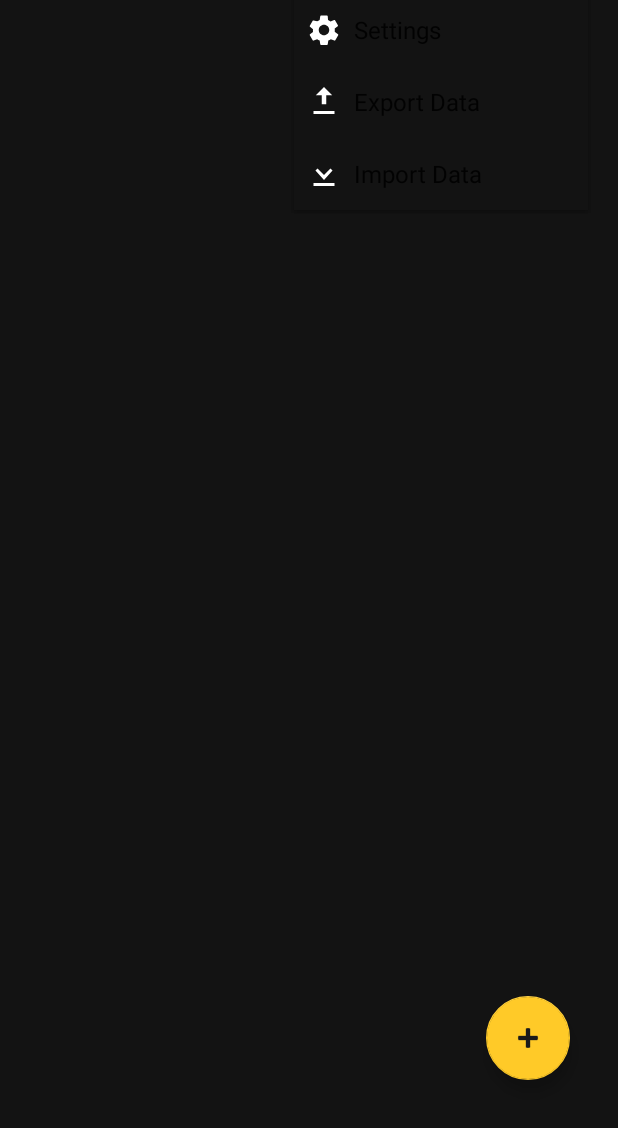
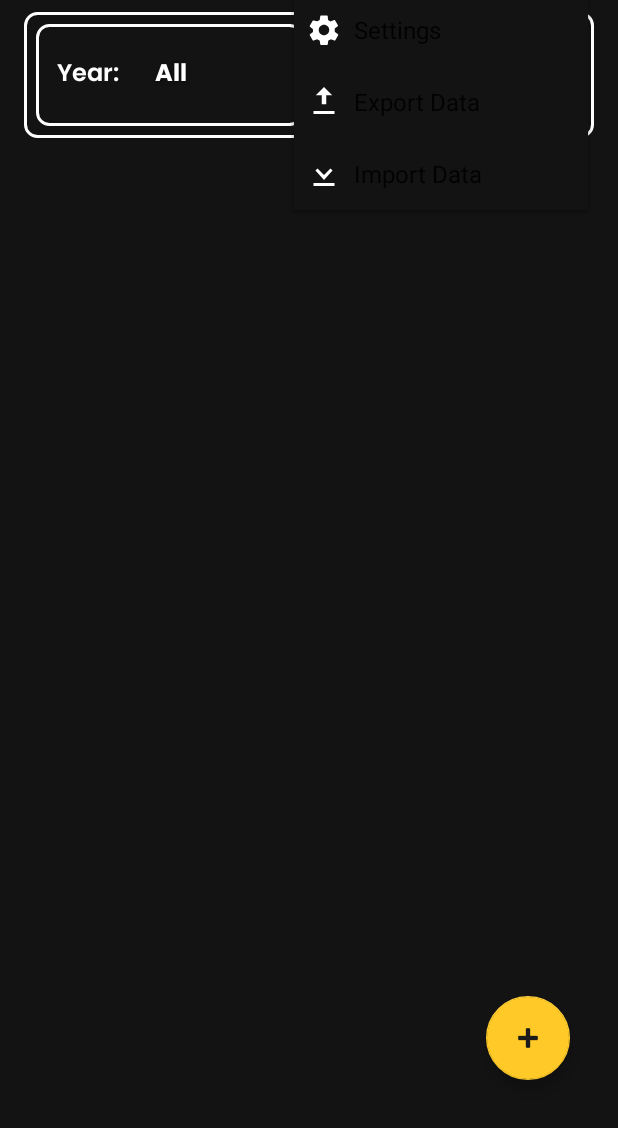
Before and after one commit to zahura0/Budget_Mate, an Android app: the screen it shows after launch (MainActivity), with the options menu open, on a phone screen of 412 x 824 dp, the part 108-1236 px from its top. Run offline under Robolectric (Android 15) with nearby library versions, the phone set to English and light mode, and no system bars.

Commit message:
add filter option

```diff
--- a/app/src/main/java/com/example/act3test/FinanceViewModel.kt
+++ b/app/src/main/java/com/example/act3test/FinanceViewModel.kt
@@ -6,11 +6,17 @@ import androidx.lifecycle.LiveData
 import androidx.lifecycle.MutableLiveData
 import androidx.lifecycle.viewModelScope
 import kotlinx.coroutines.launch
+import java.text.SimpleDateFormat
+import java.util.Calendar
+import java.util.Locale
 
 class FinanceViewModel(application: Application) : AndroidViewModel(application) {
     private val repository = FinanceRepository(application)
     private val _transactions = MutableLiveData<List<Transaction>>(emptyList())
     val transactions: LiveData<List<Transaction>> get() = _transactions
+
+    private var selectedYear: Int? = null
+    private var selectedMonth: Int? = null // Month is 0-based (0 = January, 11 = December)
 
     init {
         loadData()
@@ -18,19 +24,53 @@ class FinanceViewModel(application: Application) : AndroidViewModel(application)
 
     private fun loadData() {
         viewModelScope.launch {
-            _transactions.postValue(repository.loadTransactions())
+            val allTransactions = repository.loadTransactions()
+            _transactions.postValue(filterTransactions(allTransactions))
+        }
+    }
+
+    fun setFilter(year: Int?, month: Int?) {
+        selectedYear = year
+        selectedMonth = month
+        viewModelScope.launch {
+            val allTransactions = repository.loadTransactions()
+            _transactions.postValue(filterTransactions(allTransactions))
+        }
+    }
+
+    private fun filterTransactions(transactions: List<Transaction>): List<Transaction> {
+        return transactions.filter { transaction ->
+            try {
+                // Parse the date string (assuming format "yyyy-MM-dd")
+                val dateFormat = SimpleDateFormat("yyyy-MM-dd", Locale.US)
+                val date = dateFormat.parse(transaction.date) ?: return@filter false
+                val calendar = Calendar.getInstance().apply {
+                    time = date
+                }
+                val transactionYear = calendar.get(Calendar.YEAR)
+                val transactionMonth = calendar.get(Calendar.MONTH) // 0-based
+
+                val yearMatches = selectedYear?.let { it == transactionYear } ?: true
+                val monthMatches = selectedMonth?.let { it == transactionMonth } ?: true
+
+                yearMatches && monthMatches
+            } catch (e: Exception) {
+                // Log error for debugging
+                println("Invalid date format for transaction ${transaction.id}: ${transaction.date}")
+                false // Skip transactions with invalid date formats
+            }
         }
     }
 
     fun addTransaction(transaction: Transaction) {
         val updatedList = (_transactions.value ?: emptyList()) + transaction
-        _transactions.postValue(updatedList)
+        _transactions.postValue(filterTransactions(updatedList))
         viewModelScope.launch { repository.saveTransactions(updatedList) }
     }
 
     fun addTransactions(newTransactions: List<Transaction>) {
         val updatedList = (_transactions.value ?: emptyList()) + newTransactions
-        _transactions.postValue(updatedList)
+        _transactions.postValue(filterTransactions(updatedList))
         viewModelScope.launch { repository.saveTransactions(updatedList) }
     }
 
@@ -38,13 +78,13 @@ class FinanceViewModel(application: Application) : AndroidViewModel(application)
         val updatedList = (_transactions.value ?: emptyList()).map {
             if (it.id == updatedTransaction.id) updatedTransaction else it
         }
-        _transactions.postValue(updatedList)
+        _transactions.postValue(filterTransactions(updatedList))
         viewModelScope.launch { repository.saveTransactions(updatedList) }
     }
 
     fun deleteTransaction(transaction: Transaction) {
         val updatedList = (_transactions.value ?: emptyList()).filter { it.id != transaction.id }
-        _transactions.postValue(updatedList)
+        _transactions.postValue(filterTransactions(updatedList))
         viewModelScope.launch { repository.saveTransactions(updatedList) }
     }
 
--- a/app/src/main/java/com/example/act3test/MainActivity.kt
+++ b/app/src/main/java/com/example/act3test/MainActivity.kt
@@ -5,9 +5,12 @@ import android.content.Intent
 import android.content.pm.PackageManager
 import android.os.Build
 import android.os.Bundle
+import android.view.LayoutInflater
 import android.view.Menu
 import android.view.MenuItem
+import android.widget.ArrayAdapter
 import android.widget.Button
+import android.widget.Spinner
 import android.widget.TextView
 import android.widget.Toast
 import androidx.activity.result.contract.ActivityResultContracts
@@ -29,14 +32,23 @@ import kotlinx.coroutines.Dispatchers
 import kotlinx.coroutines.launch
 import kotlinx.coroutines.withContext
 import java.io.File
+import java.util.Calendar
 import android.app.NotificationChannel
 import android.app.NotificationManager
-import android.view.LayoutInflater
 import android.view.WindowManager
+import android.widget.AdapterView
 
 class MainActivity : AppCompatActivity() {
     private lateinit var adapter: TransactionAdapter
     private lateinit var viewModel: FinanceViewModel
+    private lateinit var yearSpinner: Spinner
+    private lateinit var monthSpinner: Spinner
+    private val months = listOf(
+        "All",
+        "January", "February", "March", "April", "May", "June",
+        "July", "August", "September", "October", "November", "December"
+    )
+
     private val requestPermissionLauncher = registerForActivityResult(ActivityResultContracts.RequestPermission()) { isGranted ->
         if (isGranted) {
             sendBudgetNotification()
@@ -75,6 +87,11 @@ class MainActivity : AppCompatActivity() {
             startActivityForResult(Intent(this, AddTransactionActivity::class.java), ADD_TRANSACTION_REQUEST)
         }
 
+        // Initialize spinners
+        yearSpinner = findViewById(R.id.yearSpinner)
+        monthSpinner = findViewById(R.id.monthSpinner)
+        setupSpinners()
+
         viewModel.transactions.observe(this) { transactions ->
             adapter.updateTransactions(transactions ?: emptyList())
             checkBudget()
@@ -82,6 +99,53 @@ class MainActivity : AppCompatActivity() {
 
         createNotificationChannel()
         requestPermissions()
+    }
+
+    private fun setupSpinners() {
+        // Year spinner
+        val currentYear = Calendar.getInstance().get(Calendar.YEAR)
+        val years = listOf("All") + (currentYear - 10..currentYear).map { it.toString() }
+        val yearAdapter = ArrayAdapter(this, R.layout.spinner_item, years)
+        yearAdapter.setDropDownViewResource(R.layout.spinner_dropdown_item)
+        yearSpinner.adapter = yearAdapter
+
+        // Month spinner
+        val monthAdapter = ArrayAdapter(this, R.layout.spinner_item, months)
+        monthAdapter.setDropDownViewResource(R.layout.spinner_dropdown_item)
+        monthSpinner.adapter = monthAdapter
+
+        // Spinner listeners
+        yearSpinner.onItemSelectedListener = object : AdapterView.OnItemSelectedListener {
+            override fun onItemSelected(parent: AdapterView<*>, view: android.view.View?, position: Int, id: Long) {
+                val selectedYear = if (years[position] == "All") null else years[position].toInt()
+                updateFilter(selectedYear, getSelectedMonth())
+            }
+
+            override fun onNothingSelected(parent: AdapterView<*>) {}
+        }
+
+        monthSpinner.onItemSelectedListener = object : AdapterView.OnItemSelectedListener {
+            override fun onItemSelected(parent: AdapterView<*>, view: android.view.View?, position: Int, id: Long) {
+                val selectedMonth = if (months[position] == "All") null else position - 1 // 0-based month
+                updateFilter(getSelectedYear(), selectedMonth)
+            }
+
+            override fun onNothingSelected(parent: AdapterView<*>) {}
+        }
+    }
+
+    private fun getSelectedYear(): Int? {
+        val year = yearSpinner.selectedItem?.toString()
+        return if (year == "All") null else year?.toInt()
+    }
+
+    private fun getSelectedMonth(): Int? {
+        val month = monthSpinner.selectedItem?.toString()
+        return if (month == "All") null else months.indexOf(month) - 1 // 0-based month
+    }
+
+    private fun updateFilter(year: Int?, month: Int?) {
+        viewModel.setFilter(year, month)
     }
 
     private fun showDeleteConfirmationDialog(transaction: Transaction) {
@@ -174,7 +238,7 @@ class MainActivity : AppCompatActivity() {
                     data?.getSerializableExtra("transaction")?.let { transaction ->
                         val updatedTransaction = transaction as Transaction
                         viewModel.updateTransaction(updatedTransaction)
-                        //Toast.makeText(this, "Transaction updated successfully", Toast.LENGTH_SHORT).show()
+                        Toast.makeText(this, "Transaction updated successfully", Toast.LENGTH_SHORT).show()
                     }
                 }
             }
--- /dev/null
+++ b/app/src/main/res/drawable/border_white_rounded.xml
@@ -0,0 +1,9 @@
+<?xml version="1.0" encoding="utf-8"?>
+<shape xmlns:android="http://schemas.android.com/apk/res/android"
+    android:shape="rectangle">
+    <solid android:color="@android:color/transparent" />
+    <stroke
+        android:width="2dp"
+        android:color="#FFFFFF" />
+    <corners android:radius="8dp" />
+</shape>
--- a/app/src/main/res/layout/activity_main.xml
+++ b/app/src/main/res/layout/activity_main.xml
@@ -31,12 +31,90 @@
 
     </androidx.appcompat.widget.Toolbar>
 
+    <!-- Filter Container -->
+    <LinearLayout
+        android:id="@+id/filterContainer"
+        android:layout_width="0dp"
+        android:layout_height="wrap_content"
+        android:orientation="horizontal"
+        android:layout_marginTop="8dp"
+        android:background="@drawable/border_white_rounded"
+        android:padding="8dp"
+        app:layout_constraintTop_toBottomOf="@id/toolbar"
+        app:layout_constraintStart_toStartOf="parent"
+        app:layout_constraintEnd_toEndOf="parent">
+
+        <!-- Year Filter -->
+        <LinearLayout
+            android:layout_width="0dp"
+            android:layout_height="wrap_content"
+            android:layout_weight="1"
+            android:orientation="horizontal"
+            android:background="@drawable/border_white_rounded"
+            android:padding="4dp"
+            android:layout_marginEnd="4dp">
+
+            <TextView
+                android:layout_width="wrap_content"
+                android:layout_height="wrap_content"
+                android:layout_gravity="center_vertical"
+                android:layout_marginStart="10dp"
+                android:fontFamily="@font/poppins_semibold"
+                android:paddingEnd="8dp"
+                android:text="Year:"
+                android:textColor="@android:color/white"
+                android:textSize="16sp" />
+
+            <Spinner
+                android:id="@+id/yearSpinner"
+                android:layout_width="0dp"
+                android:layout_height="wrap_content"
+                android:layout_weight="1"
+                android:background="@null"
+                android:spinnerMode="dropdown"
+                android:contentDescription="Select year" />
+
+        </LinearLayout>
+
+        <!-- Month Filter -->
+        <LinearLayout
+            android:layout_width="0dp"
+            android:layout_height="wrap_content"
+            android:layout_weight="1"
+            android:orientation="horizontal"
+            android:background="@drawable/border_white_rounded"
+            android:padding="4dp"
+            android:layout_marginStart="4dp">
+
+            <TextView
+                android:layout_width="wrap_content"
+                android:layout_height="wrap_content"
+                android:text="Month:"
+                android:layout_marginStart="10dp"
+                android:fontFamily="@font/poppins_semibold"
+                android:textColor="@android:color/white"
+                android:textSize="16sp"
+                android:layout_gravity="center_vertical"
+                android:paddingEnd="8dp" />
+
+            <Spinner
+                android:id="@+id/monthSpinner"
+                android:layout_width="0dp"
+                android:layout_height="wrap_content"
+                android:layout_weight="1"
+                android:background="@null"
+                android:spinnerMode="dropdown"
+                android:contentDescription="Select month" />
+
+        </LinearLayout>
+    </LinearLayout>
+
     <androidx.recyclerview.widget.RecyclerView
         android:id="@+id/transactionRecyclerView"
         android:layout_width="0dp"
         android:layout_height="0dp"
-        android:layout_marginTop="16dp"
-        app:layout_constraintTop_toBottomOf="@id/toolbar"
+        android:layout_marginTop="8dp"
+        app:layout_constraintTop_toBottomOf="@id/filterContainer"
         app:layout_constraintBottom_toBottomOf="parent"
         app:layout_constraintStart_toStartOf="parent"
         app:layout_constraintEnd_toEndOf="parent" />
--- a/app/src/main/res/layout/spinner_dropdown_item.xml
+++ b/app/src/main/res/layout/spinner_dropdown_item.xml
@@ -5,13 +5,13 @@
     android:layout_width="match_parent"
     android:layout_height="wrap_content"
     android:layout_margin="8dp"
-    android:padding="28dp"
+    android:padding="16dp"
     android:textSize="16sp"
     android:textColor="@color/white"
     android:fontFamily="@font/poppins_bold"
     android:ellipsize="end"
     android:singleLine="true"
-    android:background="@null"
+    android:background="#131313"
     android:shadowColor="#80000000"
     android:shadowDx="1"
     android:shadowDy="1"
--- a/app/src/main/res/layout/spinner_item.xml
+++ b/app/src/main/res/layout/spinner_item.xml
@@ -11,7 +11,7 @@
     android:fontFamily="@font/poppins_bold"
     android:ellipsize="end"
     android:singleLine="true"
-    android:background="@null"
+    android:background="#131313"
     android:shadowColor="#80000000"
     android:shadowDx="1"
     android:shadowDy="1"
```
